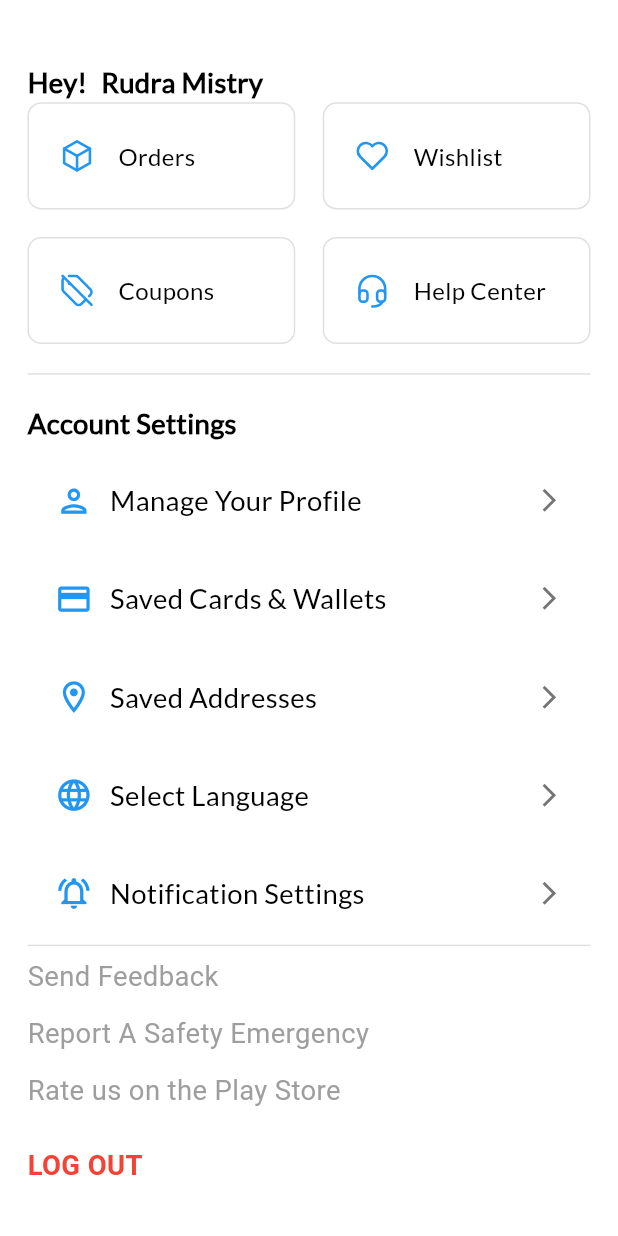
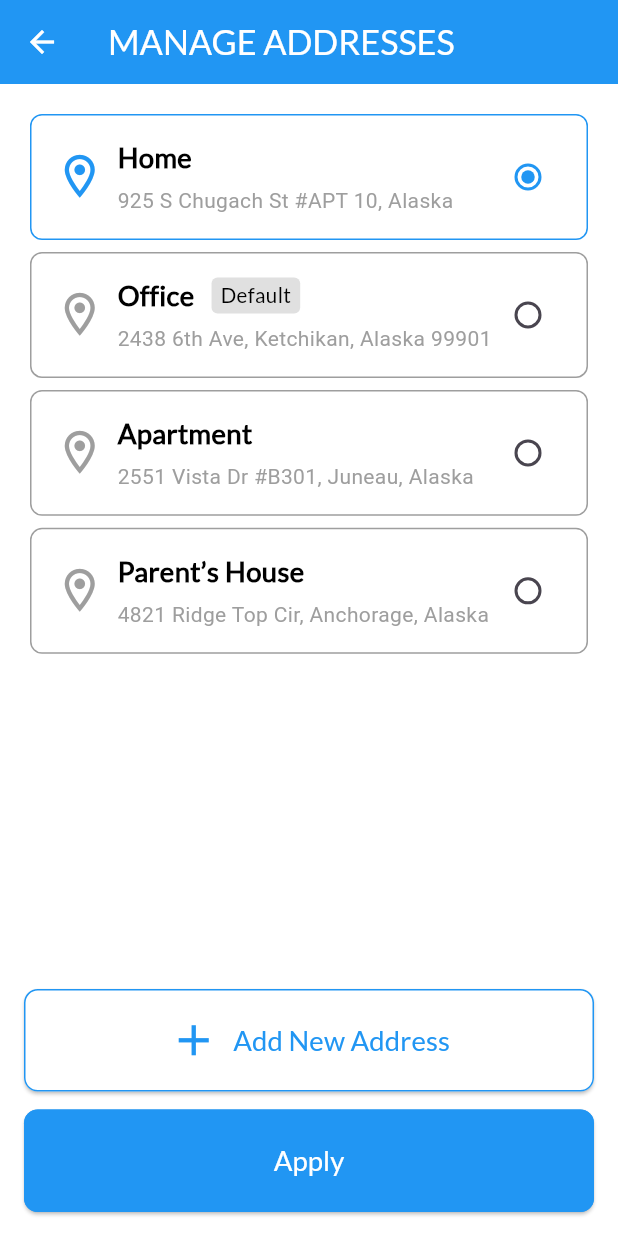
Before and after one commit to rudramistry001/E-COM-UI, a Flutter app: the ProfileScreen screen opened directly, after a tap on "Saved Addresses", on a phone screen of 412 x 824 dp. Run offline on Flutter 3.47's test engine with Material 3 defaults, Android fonts, the phone set to English and light mode, and no system bars; our stand-ins replace cached_network_image, flutter_screenutil, flutter_svg; network calls fail; Roboto replaces fonts that are missing (Metrophobic).

Commit message:
ADDRESS_SCREEN CHANGED

```diff
--- a/lib/main.dart
+++ b/lib/main.dart
@@ -41,7 +41,7 @@ class MyApp extends StatelessWidget {
             theme: ThemeData(
               scaffoldBackgroundColor:
                   Colors.white, // Set white as the default background color
-              appBarTheme: AppBarTheme(
+              appBarTheme: const AppBarTheme(
                 backgroundColor: Colors
                     .white, // Optional: Ensure AppBar matches the background
               ),
--- a/lib/screens/profile/address_screen.dart
+++ b/lib/screens/profile/change_address_screen.dart
@@ -1,5 +1,7 @@
 import 'package:e_com_ui/screens/profile/edit_address_screen.dart';
 import 'package:e_com_ui/screens/profile/widgets/address_card.dart';
+import 'package:e_com_ui/widgets/custom_app_bar.dart';
+import 'package:e_com_ui/widgets/text_wideget.dart';
 import 'package:flutter/material.dart';
 import 'package:flutter_screenutil/flutter_screenutil.dart';
 
@@ -9,32 +11,22 @@ class AddressScreen extends StatelessWidget {
   @override
   Widget build(BuildContext context) {
     return Scaffold(
-      appBar: AppBar(
-        title: Text(
-          "MANAGE ADDRESSES",
-          style: TextStyle(
-              fontFamily: "Metrophobic",
-              fontSize: 18.sp,
-              fontWeight: FontWeight.bold),
-        ),
+      appBar: const CustomAppBar(
+        appbartext: "MANAGE ADDRESSES", // Pass the desired app bar title
       ),
       body: SingleChildScrollView(
         child: Padding(
           padding: EdgeInsets.all(16.0.sp),
           child: Column(
             children: [
-              Align(
-                alignment: Alignment.centerLeft,
-                child: Text(
-                  "SAVED ADDRESSES",
-                  style: TextStyle(
-                    color: Colors.grey,
-                    fontFamily: "Metrophobic",
-                    fontSize: 16.sp,
-                    fontWeight: FontWeight.w400,
-                  ),
-                ),
-              ),
+              const Align(
+                  alignment: Alignment.centerLeft,
+                  child: CustomText(
+                    text: "SAVED ADDRESSES",
+                    textType: TextType.bodyLarge,
+                    textWeight: TextWeight.regular,
+                    color: Colors.black,
+                  )),
               20.verticalSpace,
               AddressCard(
                 title: 'Home',
@@ -63,10 +55,7 @@ class AddressScreen extends StatelessWidget {
                         builder: (context) => const EditAddressScreen()),
                   );
                 },
-                onDeletePressed: () {
-                  // Handle delete action
-                  print('Delete button pressed');
-                },
+                onDeletePressed: () {},
               ),
             ],
           ),
--- /dev/null
+++ b/lib/screens/profile/manage_address_screen.dart
@@ -0,0 +1,99 @@
+import 'package:e_com_ui/screens/profile/widgets/select_address_card.dart';
+import 'package:e_com_ui/widgets/custom_app_bar.dart';
+import 'package:e_com_ui/widgets/custom_elevated_button.dart';
+import 'package:flutter/material.dart';
+import 'package:flutter_screenutil/flutter_screenutil.dart';
+
+class SavedAddressScreen extends StatefulWidget {
+  const SavedAddressScreen({super.key});
+
+  @override
+  State<SavedAddressScreen> createState() => _SavedAddressScreenState();
+}
+
+class _SavedAddressScreenState extends State<SavedAddressScreen> {
+  String selectedAddress = 'Home'; // Default selected address
+
+  final List<Map<String, dynamic>> addresses = [
+    {
+      'label': 'Home',
+      'detail': '925 S Chugach St #APT 10, Alaska',
+      'isDefault': false,
+    },
+    {
+      'label': 'Office',
+      'detail': '2438 6th Ave, Ketchikan, Alaska 99901',
+      'isDefault': true,
+    },
+    {
+      'label': 'Apartment',
+      'detail': '2551 Vista Dr #B301, Juneau, Alaska',
+      'isDefault': false,
+    },
+    {
+      'label': 'Parent’s House',
+      'detail': '4821 Ridge Top Cir, Anchorage, Alaska',
+      'isDefault': false,
+    },
+  ];
+
+  @override
+  Widget build(BuildContext context) {
+    return Scaffold(
+      appBar: const CustomAppBar(
+        appbartext: "MANAGE ADDRESSES", // Pass the desired app bar title
+      ),
+      body: Padding(
+        padding: const EdgeInsets.all(16.0),
+        child: Column(
+          children: [
+            Expanded(
+              child: ListView.builder(
+                itemCount: addresses.length,
+                itemBuilder: (context, index) {
+                  final address = addresses[index];
+                  return SelectAddressCard(
+                    label: address['label']!,
+                    detail: address['detail']!,
+                    isDefault: address['isDefault'] ?? false,
+                    isSelected: selectedAddress == address['label'],
+                    onSelected: () {
+                      setState(() {
+                        selectedAddress = address['label']!;
+                      });
+                    },
+                  );
+                },
+              ),
+            ),
+            30.verticalSpace,
+            CustomElevatedButtonWithIcon(
+              onPressed: () {},
+              text: "Add New Address",
+              icon: Icons.add,
+              height: 50.sp,
+              width: double.infinity,
+              backgroundColor: Colors.white,
+              borderColor: Colors.blue,
+              borderWidth: 1,
+              textColor: Colors.blue,
+              iconColor: Colors.blue,
+            ),
+            10.verticalSpace,
+            CustomElevatedButtonWithIcon(
+              onPressed: () {},
+              text: "Apply",
+              height: 50.sp,
+              width: double.infinity,
+              backgroundColor: Colors.blue,
+              borderColor: Colors.blue,
+              borderWidth: 1,
+              textColor: Colors.white,
+              iconColor: Colors.blue,
+            ),
+          ],
+        ),
+      ),
+    );
+  }
+}
--- a/lib/screens/profile/profilescreen.dart
+++ b/lib/screens/profile/profilescreen.dart
@@ -1,3 +1,4 @@
+import 'package:e_com_ui/screens/profile/manage_address_screen.dart';
 import 'package:e_com_ui/screens/profile/widgets/1_profile_tile.dart';
 import 'package:e_com_ui/screens/profile/widgets/custom_divider.dart';
 import 'package:e_com_ui/screens/profile/widgets/profile_container.dart';
@@ -62,7 +63,7 @@ class ProfileScreen extends StatelessWidget {
                 },
               ),
               10.verticalSpace,
-              CustomLineDivider(
+              const CustomLineDivider(
                 thickness: 1.0,
                 indent: 0.0,
                 endIndent: 0.0,
@@ -89,7 +90,13 @@ class ProfileScreen extends StatelessWidget {
               10.verticalSpace,
               CustomProfileWidget(
                 text: "Saved Addresses",
-                onTap: () {},
+                onTap: () {
+                  Navigator.push(
+                    context,
+                    MaterialPageRoute(
+                        builder: (context) => const SavedAddressScreen()),
+                  );
+                },
                 icon: Icons.location_on_outlined,
               ),
               10.verticalSpace,
@@ -104,60 +111,48 @@ class ProfileScreen extends StatelessWidget {
                 onTap: () {},
                 icon: Icons.notifications_active_outlined,
               ),
-              CustomLineDivider(
+              const CustomLineDivider(
                 thickness: 1.0,
                 indent: 0.0,
                 endIndent: 0.0,
               ),
-              Align(
+              const Align(
                 alignment: Alignment.centerLeft,
-                child: Text(
-                  "Send Feedback",
-                  style: TextStyle(
-                    color: Colors.grey,
-                    fontFamily: "Metrophobic",
-                    fontSize: 16.sp,
-                    fontWeight: FontWeight.w400,
-                  ),
+                child: CustomText(
+                  text: 'Send Feedback',
+                  textType: TextType.caption,
+                  textWeight: TextWeight.regular,
+                  color: Colors.black,
                 ),
               ),
               10.verticalSpace,
-              Align(
+              const Align(
                 alignment: Alignment.centerLeft,
-                child: Text(
-                  "Report A Safety Emergency",
-                  style: TextStyle(
-                    color: Colors.grey,
-                    fontFamily: "Metrophobic",
-                    fontSize: 16.sp,
-                    fontWeight: FontWeight.w400,
-                  ),
+                child: const CustomText(
+                  text: 'Report A Safety Emergency',
+                  textType: TextType.caption,
+                  textWeight: TextWeight.regular,
+                  color: Colors.black,
                 ),
               ),
               10.verticalSpace,
-              Align(
+              const Align(
                 alignment: Alignment.centerLeft,
-                child: Text(
-                  "Rate us on the Play Store",
-                  style: TextStyle(
-                    color: Colors.grey,
-                    fontFamily: "Metrophobic",
-                    fontSize: 16.sp,
-                    fontWeight: FontWeight.w400,
-                  ),
+                child: CustomText(
+                  text: 'Rate us on the Play Store',
+                  textType: TextType.caption,
+                  textWeight: TextWeight.regular,
+                  color: Colors.black,
                 ),
               ),
               20.verticalSpace,
-              Align(
+              const Align(
                 alignment: Alignment.centerLeft,
-                child: Text(
-                  "LOG OUT",
-                  style: TextStyle(
-                    color: Colors.red,
-                    fontFamily: "Metrophobic",
-                    fontSize: 16.sp,
-                    fontWeight: FontWeight.bold,
-                  ),
+                child: CustomText(
+                  text: 'LOG OUT',
+                  textType: TextType.bodySmall,
+                  textWeight: TextWeight.regular,
+                  color: Colors.red,
                 ),
               ),
               50.verticalSpace,
--- /dev/null
+++ b/lib/screens/profile/widgets/select_address_card.dart
@@ -0,0 +1,93 @@
+import 'package:e_com_ui/widgets/text_wideget.dart';
+import 'package:flutter/material.dart';
+import 'package:flutter_screenutil/flutter_screenutil.dart';
+
+class SelectAddressCard extends StatelessWidget {
+  final String label;
+  final String detail;
+  final bool isSelected;
+  final bool isDefault;
+  final VoidCallback onSelected;
+
+  const SelectAddressCard({
+    super.key,
+    required this.label,
+    required this.detail,
+    required this.isSelected,
+    required this.isDefault,
+    required this.onSelected,
+  });
+
+  @override
+  Widget build(BuildContext context) {
+    return GestureDetector(
+      onTap: onSelected,
+      child: Card(
+        elevation: 0,
+        color: Colors.white,
+        shape: RoundedRectangleBorder(
+          borderRadius: BorderRadius.circular(8),
+          side: BorderSide(color: isSelected ? Colors.blue : Colors.grey),
+        ),
+        child: Padding(
+          padding: const EdgeInsets.all(16.0),
+          child: Row(
+            children: [
+              Icon(
+                size: 30.sp,
+                Icons.location_on_outlined,
+                color: isSelected ? Colors.blue : Colors.grey,
+              ),
+              const SizedBox(width: 8),
+              Expanded(
+                child: Column(
+                  crossAxisAlignment: CrossAxisAlignment.start,
+                  children: [
+                    Row(
+                      children: [
+                        CustomText(
+                          text: label,
+                          textType: TextType.bodyLarge,
+                          textWeight: TextWeight.bold,
+                          color: Colors.black,
+                        ),
+                        10.horizontalSpace,
+                        // Display "Default" badge based on isDefault property
+                        if (isDefault)
+                          Container(
+                              padding: const EdgeInsets.symmetric(
+                                  horizontal: 6, vertical: 2),
+                              decoration: BoxDecoration(
+                                color: Colors.grey.shade300,
+                                borderRadius: BorderRadius.circular(4),
+                              ),
+                              child: const CustomText(
+                                text: "Default",
+                                textType: TextType.caption,
+                                textWeight: TextWeight.light,
+                                color: Colors.black,
+                              )),
+                      ],
+                    ),
+                    10.horizontalSpace,
+                    5.verticalSpace,
+                    Text(
+                      detail,
+                      style: const TextStyle(color: Colors.grey, fontSize: 14),
+                    ),
+                  ],
+                ),
+              ),
+              Radio<String>(
+                value: label,
+                groupValue: isSelected ? label : null,
+                onChanged: (value) => onSelected(),
+                activeColor: Colors.blue,
+              ),
+            ],
+          ),
+        ),
+      ),
+    );
+  }
+}
--- /dev/null
+++ b/lib/widgets/custom_app_bar.dart
@@ -0,0 +1,29 @@
+import 'package:e_com_ui/widgets/text_wideget.dart';
+import 'package:flutter/material.dart';
+
+class CustomAppBar extends StatelessWidget implements PreferredSizeWidget {
+  final String appbartext;
+
+  const CustomAppBar({
+    super.key,
+    required this.appbartext,
+  });
+
+  @override
+  Widget build(BuildContext context) {
+    return AppBar(
+      title: CustomText(
+        text: appbartext,
+        color: Colors.white,
+        textType: TextType.title,
+        textWeight: TextWeight.regular,
+      ),
+      backgroundColor: Colors.blue, // Set the background color to blue
+      iconTheme: const IconThemeData(
+          color: Colors.white), // Set the back arrow color to white
+    );
+  }
+
+  @override
+  Size get preferredSize => const Size.fromHeight(kToolbarHeight);
+}
--- /dev/null
+++ b/lib/widgets/custom_elevated_button.dart
@@ -0,0 +1,77 @@
+import 'package:e_com_ui/widgets/text_wideget.dart';
+import 'package:flutter/material.dart';
+import 'package:flutter_screenutil/flutter_screenutil.dart';
+
+class CustomElevatedButtonWithIcon extends StatelessWidget {
+  final VoidCallback? onPressed;
+  final String text;
+  final IconData? icon; // Make icon parameter optional
+  final double height;
+  final double width;
+  final Color backgroundColor;
+  final Color borderColor;
+  final Color textColor;
+  final Color iconColor;
+  final double borderWidth;
+
+  const CustomElevatedButtonWithIcon({
+    super.key,
+    required this.onPressed,
+    required this.text,
+    this.icon, // Make icon parameter optional
+    required this.height,
+    required this.width,
+    required this.backgroundColor,
+    required this.borderColor,
+    required this.borderWidth,
+    required this.textColor,
+    required this.iconColor,
+  });
+
+  @override
+  Widget build(BuildContext context) {
+    return SizedBox(
+      height: height.h, // Scale height
+      width: width.w, // Scale width
+      child: ElevatedButton(
+        onPressed: onPressed,
+        style: ElevatedButton.styleFrom(
+          foregroundColor: Colors.white,
+          backgroundColor: backgroundColor,
+          shape: RoundedRectangleBorder(
+            borderRadius: BorderRadius.circular(8.r), // Scale border radius
+            side: BorderSide(
+              color: borderColor, // Set the border color dynamically
+              width: borderWidth, // Set the border width
+            ),
+          ),
+          padding: EdgeInsets.symmetric(
+            horizontal: 16.w, // Scale horizontal padding
+            vertical: 8.h, // Scale vertical padding
+          ), // Button padding
+        ),
+        child: Row(
+          mainAxisAlignment:
+              MainAxisAlignment.center, // Align icon and text in center
+          mainAxisSize: MainAxisSize.min, // Ensure the row fits its content
+          children: [
+            if (icon != null) // Conditionally render the icon if it's provided
+              Icon(
+                icon,
+                color: iconColor,
+                size: 30.sp, // Scale icon size
+              ), // Customizable prefix icon
+            if (icon != null)
+              SizedBox(width: 8.w), // Add spacing if there's an icon
+            CustomText(
+              text: text,
+              textType: TextType.bodyLarge,
+              textWeight: TextWeight.regular,
+              color: textColor,
+            ),
+          ],
+        ),
+      ),
+    );
+  }
+}
--- a/lib/widgets/text_wideget.dart
+++ b/lib/widgets/text_wideget.dart
@@ -32,7 +32,7 @@ class CustomText extends StatelessWidget {
         fontSize = 29.sp;
         break;
       case TextType.title:
-        fontSize = 22.sp;
+        fontSize = 20.sp;
         break;
       case TextType.bodyLarge:
         fontSize = 16.sp;
@@ -48,7 +48,7 @@ class CustomText extends StatelessWidget {
     FontWeight fontWeight;
     switch (textWeight) {
       case TextWeight.bold:
-        fontWeight = FontWeight.w600; // Bold
+        fontWeight = FontWeight.bold; // Bold
         break;
       case TextWeight.semiBold:
         fontWeight = FontWeight.w400; // Semi-Bold
```
